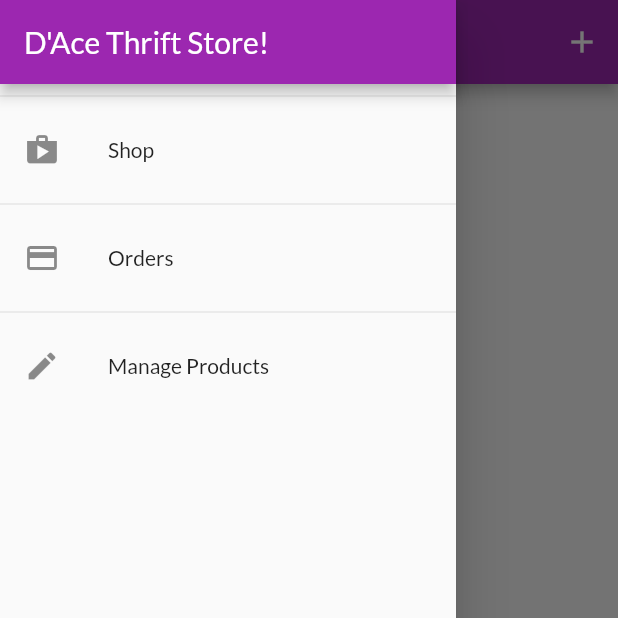
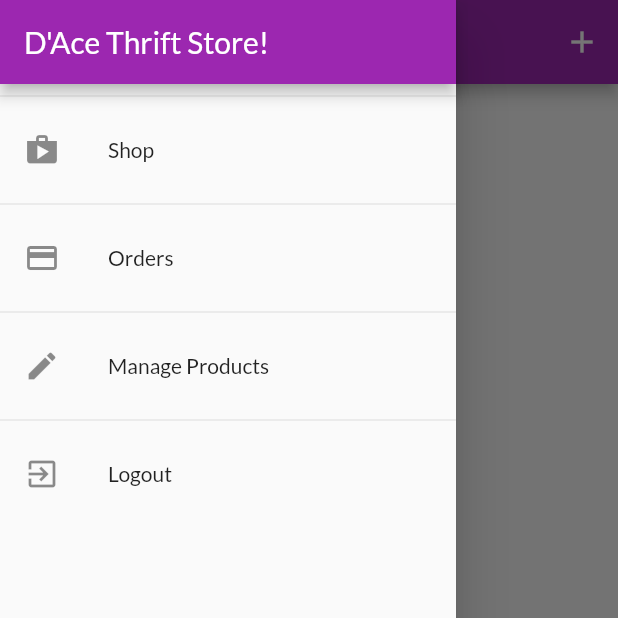
Before and after one commit to YhomiAce/shop_app, a Flutter app: the UserProductsScreen screen opened by its route, with the side drawer open, on a phone screen of 412 x 824 dp, the top half of it. Run offline on Flutter 3.47's test engine with Material 2 defaults, Android fonts, the phone set to English and light mode, and no system bars; network calls fail.

Commit message:
add user id to products and order, logout and auto logout functionality

```diff
--- a/lib/main.dart
+++ b/lib/main.dart
@@ -40,6 +40,7 @@ class MyApp extends StatelessWidget {
         ChangeNotifierProxyProvider<Auth, Orders>(
           update: (context, auth, previousOrders) => Orders(
             auth.token,
+            auth.userId,
             previousOrders == null ? [] : previousOrders.orders,
           ),
           create: null,
--- a/lib/pages/user_product_screen.dart
+++ b/lib/pages/user_product_screen.dart
@@ -10,12 +10,13 @@ class UserProductsScreen extends StatelessWidget {
   static const routeName = '/user-products';
 
   Future<void> _refreshProducts(BuildContext context) async {
-    await Provider.of<Products>(context, listen: false).fetchAllProducts();
+    await Provider.of<Products>(context, listen: false).fetchAllProducts(true);
   }
 
   @override
   Widget build(BuildContext context) {
-    final productsData = Provider.of<Products>(context);
+    // final productsData = Provider.of<Products>(context);
+    print('rebuilding...');
     return Scaffold(
       appBar: AppBar(
         title: Text("Your Products"),
@@ -29,9 +30,17 @@ class UserProductsScreen extends StatelessWidget {
         ],
       ),
       drawer: AppDrawer(),
-      body: RefreshIndicator(
+      body: FutureBuilder(
+        future: _refreshProducts(context),
+        builder: (ctx, snapshot) =>
+            snapshot.connectionState == ConnectionState.waiting
+                ? Center(
+                    child: CircularProgressIndicator(),
+                  )
+                : RefreshIndicator(
                     onRefresh: () => _refreshProducts(context),
-        child: Padding(
+                    child: Consumer<Products>(
+                      builder: (ctx, productsData, _) => Padding(
                         padding: EdgeInsets.all(8),
                         child: ListView.builder(
                           itemCount: productsData.products.length,
@@ -44,6 +53,8 @@ class UserProductsScreen extends StatelessWidget {
                         ),
                       ),
                     ),
+                  ),
+      ),
     );
   }
 }
--- a/lib/providers/orders.dart
+++ b/lib/providers/orders.dart
@@ -21,15 +21,17 @@ class OrderItem {
 class Orders with ChangeNotifier {
   List<OrderItem> _orders = [];
   final String authToken;
+  final String userId;
 
-  Orders(this.authToken, this._orders);
+  Orders(this.authToken, this.userId, this._orders);
 
   List<OrderItem> get orders {
     return [..._orders];
   }
 
   Future<void> fetchAndSetOrder() async {
-    final url = 'https://shopapp-438a8-default-rtdb.firebaseio.com/orders.json?auth=$authToken';
+    final url =
+        'https://shopapp-438a8-default-rtdb.firebaseio.com/orders/$userId.json?auth=$authToken';
     try {
       final res = await http.get(url);
       final List<OrderItem> loadedOrder = [];
@@ -67,7 +69,8 @@ class Orders with ChangeNotifier {
   }
 
   Future<void> addOrder(List<CartItem> cartProducts, double total) async {
-    final url = 'https://shopapp-438a8-default-rtdb.firebaseio.com/orders.json?auth=$authToken';
+    final url =
+        'https://shopapp-438a8-default-rtdb.firebaseio.com/orders/$userId.json?auth=$authToken';
     final timeStamp = DateTime.now();
     try {
       final res = await http.post(
--- a/lib/widgets/side_drawer.dart
+++ b/lib/widgets/side_drawer.dart
@@ -1,7 +1,9 @@
 import 'package:flutter/material.dart';
+import 'package:provider/provider.dart';
 
 import '../pages/order_screen.dart';
 import '../pages/user_product_screen.dart';
+import '../providers/auth.dart';
 
 class AppDrawer extends StatelessWidget {
   @override
@@ -39,6 +41,15 @@ class AppDrawer extends StatelessWidget {
                   .pushReplacementNamed(UserProductsScreen.routeName);
             },
           ),
+          Divider(),
+          ListTile(
+            leading: Icon(Icons.exit_to_app),
+            title: Text('Logout'),
+            onTap: () {
+              Navigator.of(context).pop();
+              Provider.of<Auth>(context, listen: false).logout();
+            },
+          ),
         ],
       ),
     );
--- a/pubspec.yaml
+++ b/pubspec.yaml
@@ -26,6 +26,7 @@ dependencies:
   provider: ^6.0.2
   intl: ^0.17.0
   http: ^0.12.2
+  shared_preferences: ^2.0.4
 
 
   # The following adds the Cupertino Icons font to your application.
```
Also changed, not shown: lib/providers/auth.dart (+22 -0 lines), lib/providers/products.dart (+9 -4 lines), pubspec.lock. Lines whose indentation alone changed are shown as unchanged.
